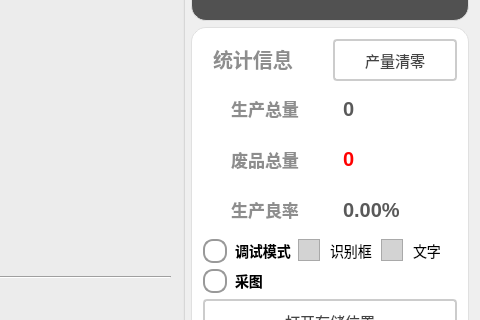
WIND-ROAD-RUN/RW_UL, file Project/ZipperScanner/ui/ZipperScanner.ui: the form before one commit; both pictures show x 798 to 1278 and y 184 to 504 of the 1278 by 919 pixel window.
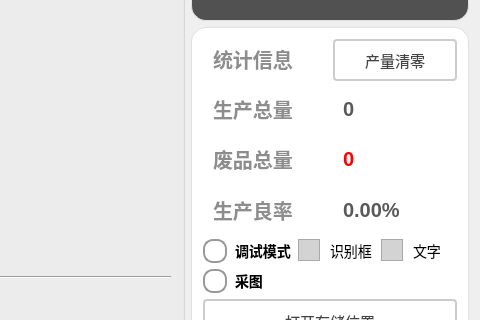
The form after the commit. Icons and pictures are not drawn.

Patch:
```diff
--- a/Project/ZipperScanner/ui/ZipperScanner.ui
+++ b/Project/ZipperScanner/ui/ZipperScanner.ui
@@ -381,9 +381,15 @@
           <layout class="QHBoxLayout" name="hLayout_produceTotal">
            <item>
             <widget class="QLabel" name="label_produceTotal">
+             <property name="font">
+              <font>
+               <pointsize>-1</pointsize>
+               <bold>true</bold>
+              </font>
+             </property>
              <property name="styleSheet">
               <string notr="true">QLabel {
-       font-size: 17px;        
+       font-size: 20px;        
        font-weight: bold;        
        color:  rgb(141, 141, 141);       
        padding: 5px 5px;     
@@ -394,7 +400,7 @@
               <string>生产总量</string>
              </property>
              <property name="alignment">
-              <set>Qt::AlignmentFlag::AlignCenter</set>
+              <set>Qt::AlignmentFlag::AlignLeading|Qt::AlignmentFlag::AlignLeft|Qt::AlignmentFlag::AlignVCenter</set>
              </property>
             </widget>
            </item>
@@ -422,7 +428,7 @@
             <widget class="QLabel" name="label_wasteProducts">
              <property name="styleSheet">
               <string notr="true">QLabel {
-       font-size: 17px;        
+       font-size: 20px;        
        font-weight: bold;        
        color:  rgb(141, 141, 141);       
        padding: 5px 5px;     
@@ -433,7 +439,7 @@
               <string>废品总量</string>
              </property>
              <property name="alignment">
-              <set>Qt::AlignmentFlag::AlignCenter</set>
+              <set>Qt::AlignmentFlag::AlignLeading|Qt::AlignmentFlag::AlignLeft|Qt::AlignmentFlag::AlignVCenter</set>
              </property>
             </widget>
            </item>
@@ -461,7 +467,7 @@
             <widget class="QLabel" name="label_productionYield">
              <property name="styleSheet">
               <string notr="true">QLabel {
-       font-size: 17px;        
+       font-size: 20px;        
        font-weight: bold;        
        color:  rgb(141, 141, 141);       
        padding: 5px 5px;     
@@ -472,7 +478,7 @@
               <string>生产良率</string>
              </property>
              <property name="alignment">
-              <set>Qt::AlignmentFlag::AlignCenter</set>
+              <set>Qt::AlignmentFlag::AlignLeading|Qt::AlignmentFlag::AlignLeft|Qt::AlignmentFlag::AlignVCenter</set>
              </property>
             </widget>
            </item>
```
